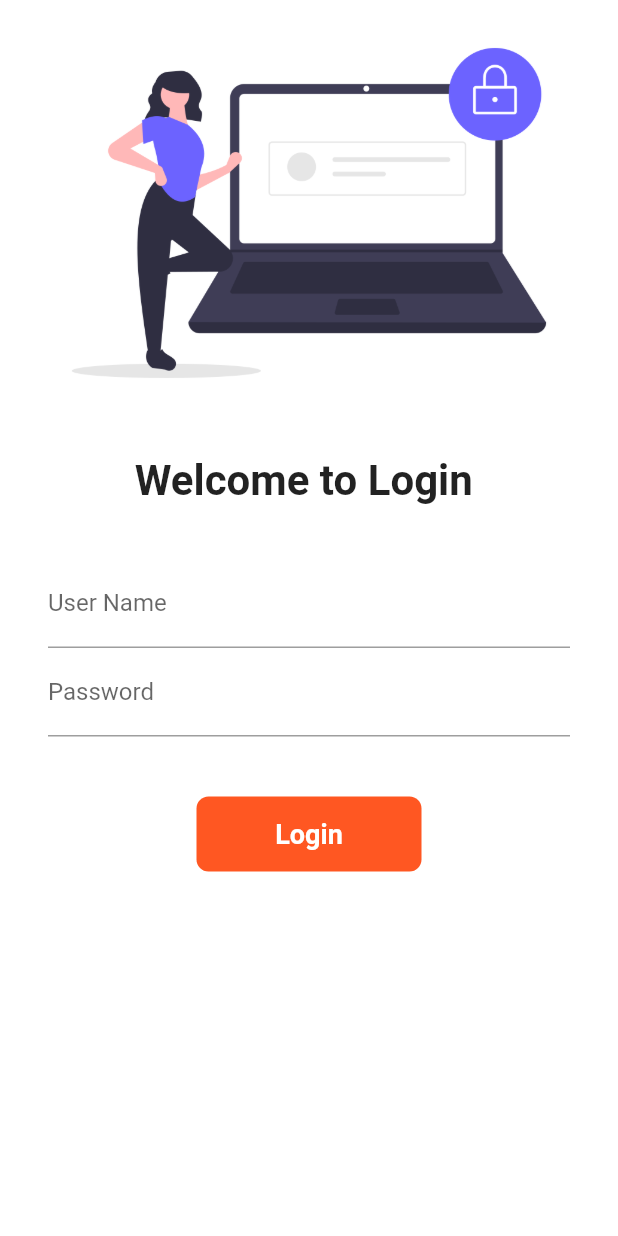
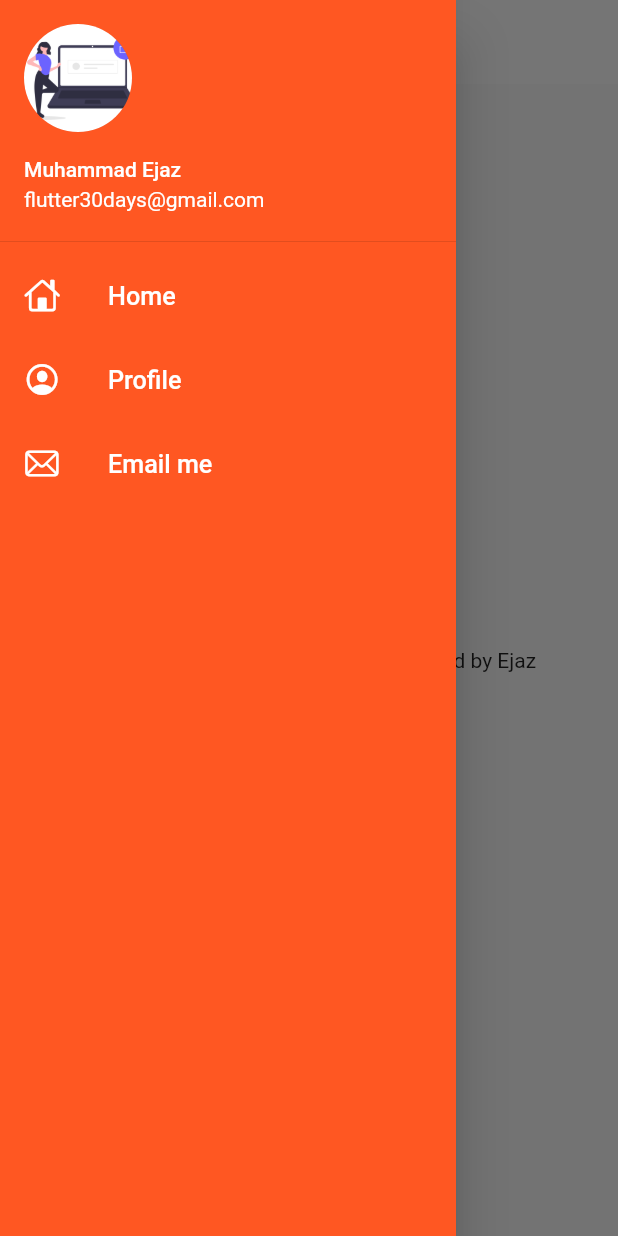
Before and after one commit to ejaz1626/Flutter30Days, a Flutter app: the screen it shows after launch, with the side drawer open (before the commit the screen has no drawer), on a phone screen of 412 x 824 dp. Run offline on Flutter 3.47's test engine with Material 2 defaults, Android fonts, the phone set to English and light mode, and no system bars.

Commit message:
first commit

```diff
--- a/lib/main.dart
+++ b/lib/main.dart
@@ -13,12 +13,12 @@ class MyApp extends StatelessWidget {
   @override
   Widget build(BuildContext context) {
     return MaterialApp(
-      // debugShowCheckedModeBanner: false,
+      debugShowCheckedModeBanner: false,
       themeMode: ThemeMode.light,
       darkTheme: ThemeData(brightness: Brightness.dark),
       theme: ThemeData(primarySwatch: Colors.deepOrange),
       // home: const HomePage(),
-      initialRoute: MyRoutes.loginRoute, //"/login"
+      initialRoute: MyRoutes.homeRoute, //"/login"
       routes: {
         // "/": (context) => const LoginPage(),
         MyRoutes.homeRoute: (context) => const HomePage(), // "/homepage"
--- a/lib/pages/home_page.dart
+++ b/lib/pages/home_page.dart
@@ -1,4 +1,6 @@
 import 'package:flutter/material.dart';
+import 'package:flutter30days/widgets/drawer.dart';
+// import 'package:flutter30days/main.dart';
 
 class HomePage extends StatelessWidget {
   const HomePage({Key? key}) : super(key: key);
@@ -10,11 +12,18 @@ class HomePage extends StatelessWidget {
   Widget build(BuildContext context) {
     return Scaffold(
       appBar: AppBar(
-        title: const Center(child: Text("Catalog App")),
+        elevation: 0.0,
+        backgroundColor: Colors.white,
+        iconTheme: IconThemeData(color: Colors.black),
+        title: const Center(
+            child: Text(
+          "Catalog App",
+          style: TextStyle(color: Colors.black),
+        )),
       ),
       body: Center(
           child: Text("Welcome to $days Days of Flutter Developed by $name")),
-      drawer: const Drawer(),
+      drawer: MyDrawer(),
     );
   }
 }
--- /dev/null
+++ b/lib/widgets/drawer.dart
@@ -0,0 +1,74 @@
+import 'package:flutter/cupertino.dart';
+import 'package:flutter/material.dart';
+import 'package:flutter30days/utils/routes.dart';
+
+class MyDrawer extends StatelessWidget {
+  const MyDrawer({Key? key}) : super(key: key);
+
+  @override
+  Widget build(BuildContext context) {
+    return Drawer(
+      child: Container(
+        color: Colors.deepOrange,
+        child: ListView(
+          padding: EdgeInsets.zero,
+          children: [
+            DrawerHeader(
+                // margin: EdgeInsets.zero,
+                padding: EdgeInsets.zero,
+                child: UserAccountsDrawerHeader(
+                    margin: EdgeInsets.zero,
+                    accountName: Text(
+                      "Muhammad Ejaz",
+                      style: TextStyle(color: Colors.white),
+                    ),
+                    accountEmail: Text(
+                      "flutter30days@gmail.com",
+                      style: TextStyle(color: Colors.white),
+                    ),
+                    // currentAccountPicture: Image.asset("assets/images/login_image.png"),
+                    currentAccountPicture: CircleAvatar(
+                      backgroundImage:
+                          AssetImage("assets/images/login_image.png"),
+                    ))),
+            ListTile(
+              onTap: () =>
+                  Navigator.popAndPushNamed(context, MyRoutes.loginRoute),
+              leading: Icon(
+                CupertinoIcons.home,
+                color: Colors.white,
+              ),
+              title: Text(
+                "Home",
+                textScaleFactor: 1.2,
+                style: TextStyle(color: Colors.white),
+              ),
+            ),
+            ListTile(
+              leading: Icon(
+                CupertinoIcons.profile_circled,
+                color: Colors.white,
+              ),
+              title: Text(
+                "Profile",
+                textScaleFactor: 1.2,
+                style: TextStyle(color: Colors.white),
+              ),
+            ),
+            ListTile(
+              leading: Icon(
+                CupertinoIcons.mail,
+                color: Colors.white,
+              ),
+              title: Text(
+                "Email me",
+                textScaleFactor: 1.2,
+                style: TextStyle(color: Colors.white),
+              ),
+            ),
+          ],
+        ),
+      ),
+    );
+  }
+}
```
